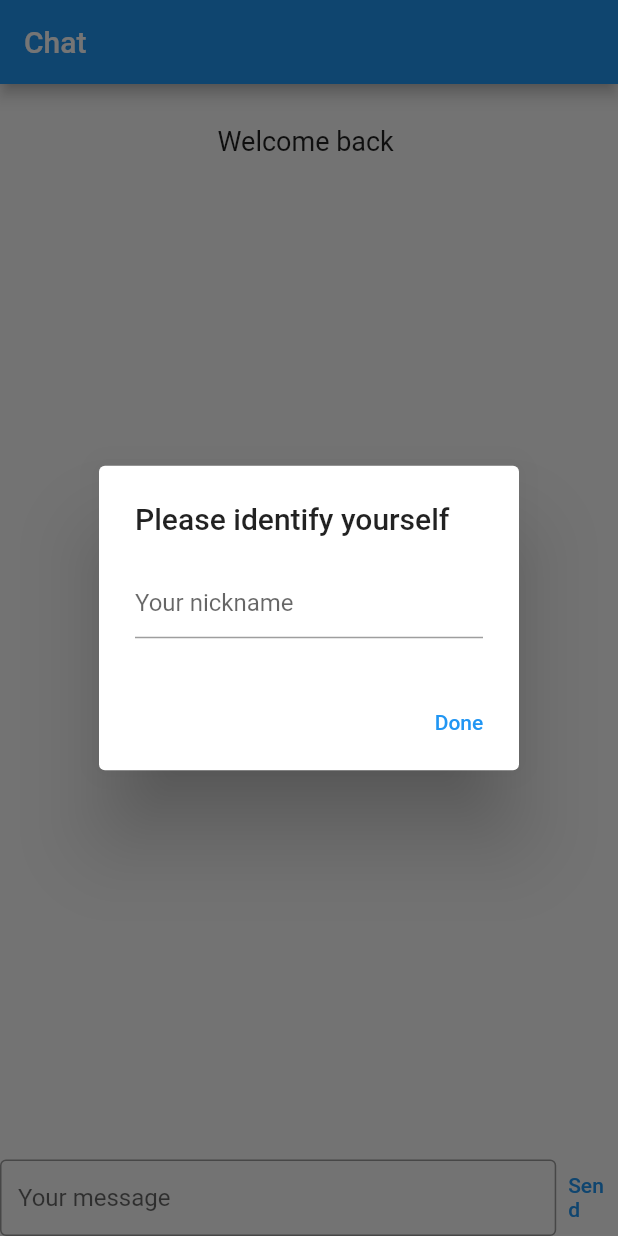
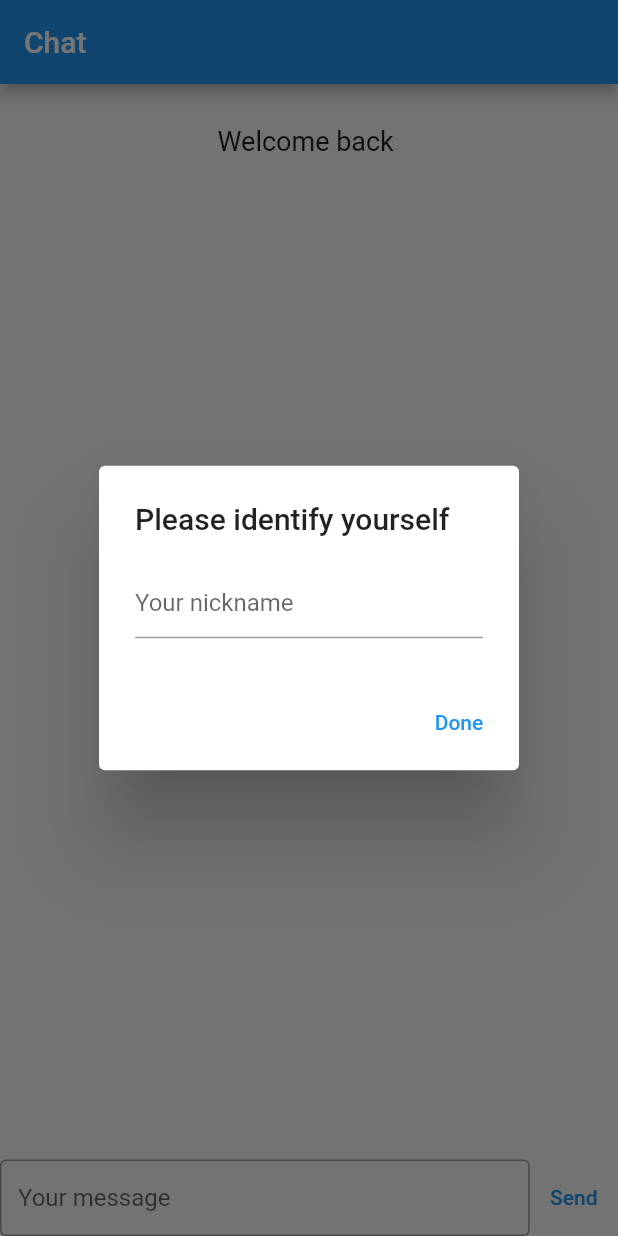
Before and after one commit to davide1995/flutter_rethinkdb_poc, a Flutter app: the screen it shows after launch, on a phone screen of 412 x 824 dp. Run offline on Flutter 3.47's test engine with Material 2 defaults, Android fonts, the phone set to English and light mode, and no system bars; missing offline and left inert: rethink_db_ns.

Commit message:
keep scrolling on bottom, fix footer layout and add date time to messages

```diff
--- a/lib/main.dart
+++ b/lib/main.dart
@@ -107,14 +107,19 @@ class _MainPageState extends State<MainPage> {
           ),
           Expanded(
             flex: 8,
-            child: ListView(
-              children: conversation.map((message) =>
-              Container(
+            child: ListView.builder(
+              reverse: true,
+              itemCount: conversation.length,
+              itemBuilder: (context, index) {
+                final reversedIndex = conversation.length - 1 - index;
+                final message = conversation[reversedIndex];
+                return Container(
                   margin: const EdgeInsets.all(2),
                   padding: const EdgeInsets.all(8),
                   color: Color(message.nickname.hashCode).withOpacity(1.0),
-                child: Text("${message.nickname == nickname ? "You" : message.nickname}: ${message.text}"),
-              )).toList())
+                  child: Text("${message.nickname == nickname ? "You" : message.nickname} on ${message.dateTime}:\n${message.text}"),
+                );
+              })
           ),
           Expanded(
             flex: 1,
@@ -123,7 +128,7 @@ class _MainPageState extends State<MainPage> {
                 child: Row(
                   children: [
                     Expanded(
-                        flex: 9,
+                      flex: 6,
                       child: TextField(
                           decoration: const InputDecoration(
                               isDense: true,
```
Lines whose indentation alone changed are shown as unchanged.
